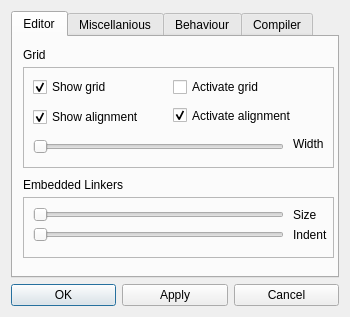
First picture: the form in unreal/trunk/qrgui/mainwindow/preferencesDialog.ui, repository qreal/qreal, before the edit.
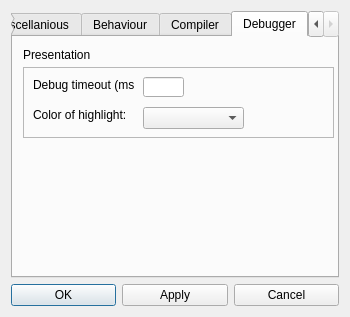
Second picture: the form after the edit. The open tabs and pages were chosen to show the change. Icons and pictures are not drawn.

Commit message: Added visual debugger for Block Diagram editor. Ticket #366 resolved.

The edit to the form file:
```diff
--- a/unreal/trunk/qrgui/mainwindow/preferencesDialog.ui
+++ b/unreal/trunk/qrgui/mainwindow/preferencesDialog.ui
@@ -610,6 +610,86 @@
        </item>
       </layout>
      </widget>
+     <widget class="QWidget" name="debuggerTab">
+      <attribute name="title">
+       <string>Debugger</string>
+      </attribute>
+      <widget class="QLabel" name="label_16">
+       <property name="geometry">
+        <rect>
+         <x>10</x>
+         <y>10</y>
+         <width>71</width>
+         <height>16</height>
+        </rect>
+       </property>
+       <property name="text">
+        <string>Presentation</string>
+       </property>
+      </widget>
+      <widget class="QFrame" name="frame_7">
+       <property name="geometry">
+        <rect>
+         <x>10</x>
+         <y>30</y>
+         <width>311</width>
+         <height>71</height>
+        </rect>
+       </property>
+       <property name="frameShape">
+        <enum>QFrame::StyledPanel</enum>
+       </property>
+       <property name="frameShadow">
+        <enum>QFrame::Raised</enum>
+       </property>
+       <widget class="QLabel" name="label_14">
+        <property name="geometry">
+         <rect>
+          <x>10</x>
+          <y>10</y>
+          <width>101</width>
+          <height>16</height>
+         </rect>
+        </property>
+        <property name="text">
+         <string>Debug timeout (ms):</string>
+        </property>
+       </widget>
+       <widget class="QLineEdit" name="timeoutLineEdit">
+        <property name="geometry">
+         <rect>
+          <x>120</x>
+          <y>10</y>
+          <width>41</width>
+          <height>20</height>
+         </rect>
+        </property>
+       </widget>
+       <widget class="QLabel" name="label_15">
+        <property name="geometry">
+         <rect>
+          <x>10</x>
+          <y>40</y>
+          <width>101</width>
+          <height>16</height>
+         </rect>
+        </property>
+        <property name="text">
+         <string>Color of highlight:</string>
+        </property>
+       </widget>
+       <widget class="QComboBox" name="colorComboBox">
+        <property name="geometry">
+         <rect>
+          <x>120</x>
+          <y>40</y>
+          <width>101</width>
+          <height>22</height>
+         </rect>
+        </property>
+       </widget>
+      </widget>
+     </widget>
     </widget>
    </item>
   </layout>
```
The commit also changes 15 other files.
